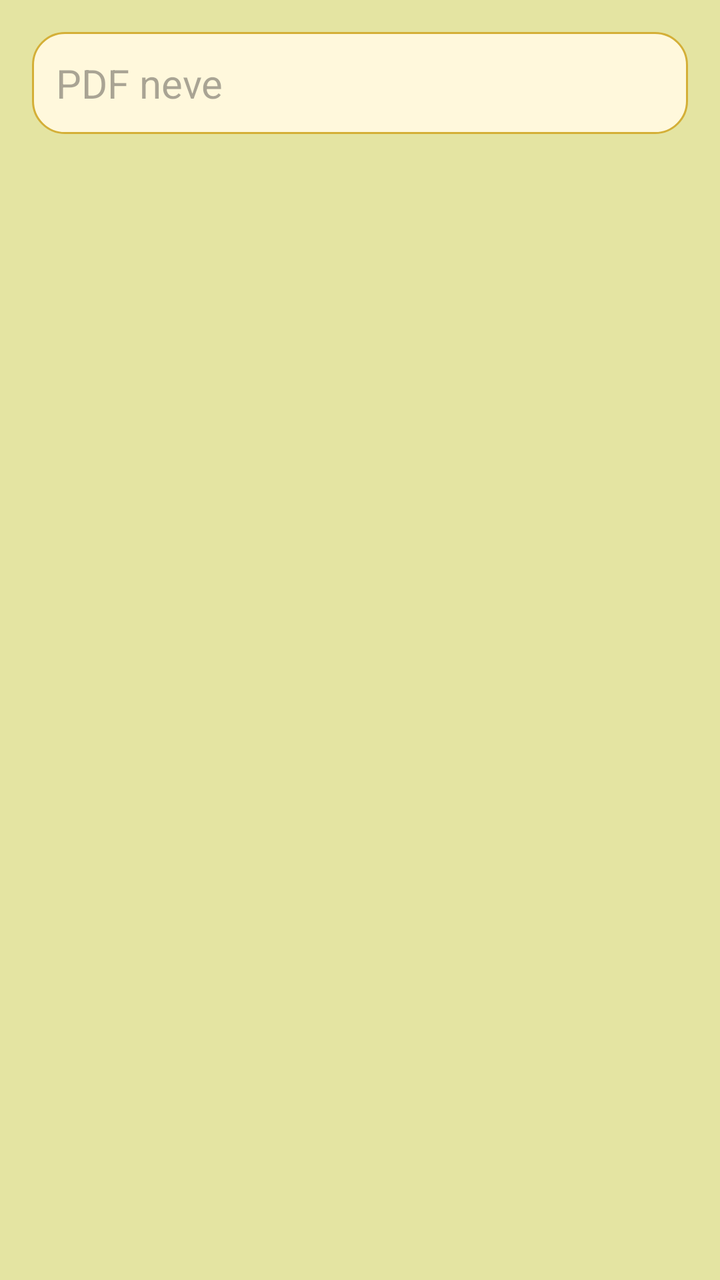
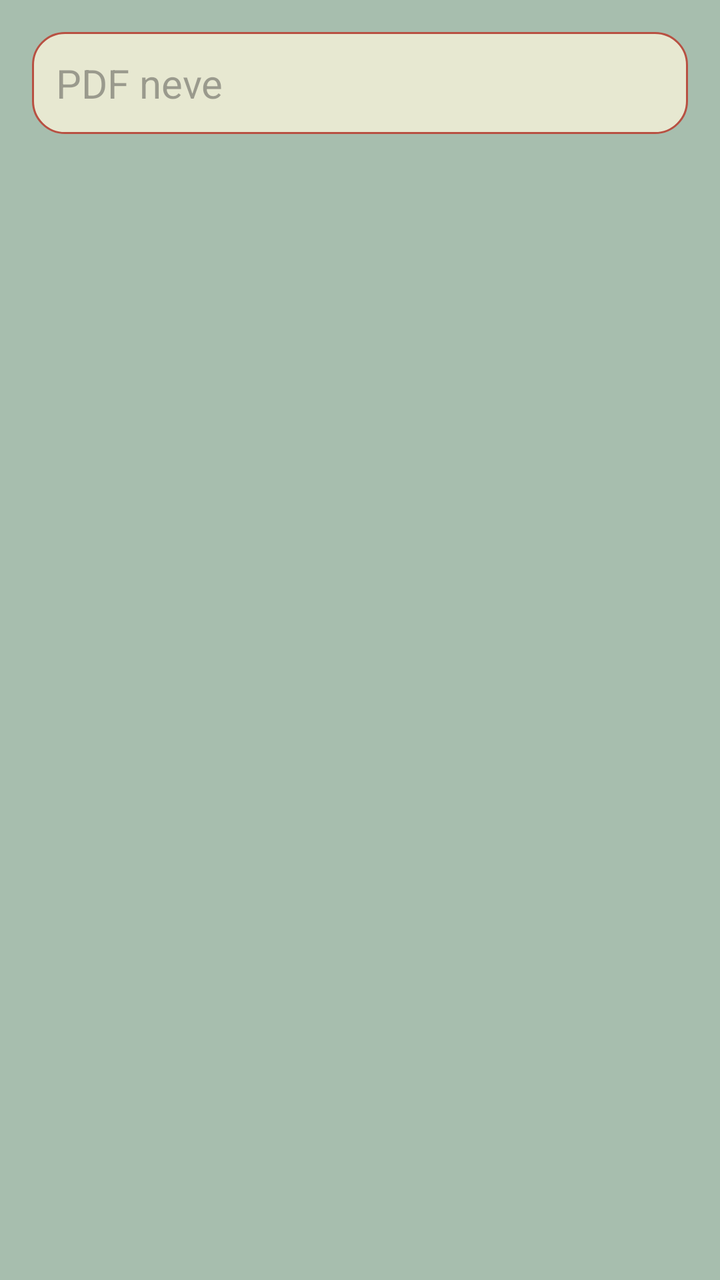

Before-and-after screenshots of an Android layout around one commit, followed by the original layout XML and the change that was made.
<!-- AndroidManifest.xml: application theme Theme.Szakdoga -->
<!-- res/layout/activity_search_pdf.xml -->
<?xml version="1.0" encoding="utf-8"?>
<androidx.constraintlayout.widget.ConstraintLayout xmlns:android="http://schemas.android.com/apk/res/android"
    xmlns:app="http://schemas.android.com/apk/res-auto"
    xmlns:tools="http://schemas.android.com/tools"
    android:id="@+id/main"
    android:layout_width="match_parent"
    android:layout_height="match_parent"
    tools:context=".LoggedIn"
    android:background="@color/beige"
    style="@style/Bars">

    <EditText
        android:id="@+id/searchEditText"
        android:layout_width="0dp"
        android:layout_height="wrap_content"
        android:hint="PDF neve"
        android:textSize="20sp"
        android:padding="12dp"
        android:background="@drawable/rounded_edittext"
        android:inputType="text"
        app:layout_constraintTop_toTopOf="parent"
        app:layout_constraintStart_toStartOf="parent"
        app:layout_constraintEnd_toEndOf="parent"
        app:layout_constraintHorizontal_bias="0.5"
        android:layout_margin="16dp" />

    <ScrollView
        android:layout_width="0dp"
        android:layout_height="0dp"
        android:layout_marginTop="8dp"
        android:layout_marginBottom="16dp"
        android:fillViewport="true"
        android:id="@+id/item_SV"
        app:layout_constraintTop_toBottomOf="@id/searchEditText"
        app:layout_constraintBottom_toBottomOf="parent"
        app:layout_constraintStart_toStartOf="parent"
        app:layout_constraintEnd_toEndOf="parent">

        <LinearLayout
            android:id="@+id/resultContainer"
            android:layout_width="match_parent"
            android:layout_height="wrap_content"
            android:orientation="vertical"
            android:padding="16dp"
            android:gravity="center_horizontal" />

    </ScrollView>

</androidx.constraintlayout.widget.ConstraintLayout>
<!-- resources referenced by this layout -->
<resources>
  <color name="beige">#e4e4a2</color>
  <!-- drawable rounded_edittext (drawable) -->
  <?xml version="1.0" encoding="utf-8"?>
  <shape xmlns:android="http://schemas.android.com/apk/res/android"
      android:shape="rectangle">
  
      <solid android:color="#FFF8DC" />
      <corners android:radius="16dp" />
      <stroke
          android:width="1dp"
          android:color="#D4AF37" />
  </shape>
  <style name="Bars">
          <item name="android:statusBarColor">@color/beige</item>
          <item name="android:navigationBarColor">@color/beige</item>
      </style>
  <style name="Theme.Szakdoga" parent="Base.Theme.Szakdoga" />
  <style name="Base.Theme.Szakdoga" parent="Theme.Material3.DayNight.NoActionBar">
          
          
      </style>
</resources>

<!-- the commit's change to res/layout/activity_search_pdf.xml (unified diff, before → after) -->
@@ -6,7 +6,7 @@
     android:layout_width="match_parent"
     android:layout_height="match_parent"
     tools:context=".LoggedIn"
-    android:background="@color/beige"
+    android:background="@color/background"
     style="@style/Bars">
 
     <EditText
<!-- resource entries referenced after the edit -->
@@ -1,22 +1,24 @@
 <!-- resources referenced by this layout -->
 <resources>
-  <color name="beige">#e4e4a2</color>
+  <color name="background">#A7BEAE</color>
   <!-- drawable rounded_edittext (drawable) -->
   <?xml version="1.0" encoding="utf-8"?>
   <shape xmlns:android="http://schemas.android.com/apk/res/android"
       android:shape="rectangle">
   
-      <solid android:color="#FFF8DC" />
+      <solid android:color="@color/dialogbackground" />
       <corners android:radius="16dp" />
       <stroke
           android:width="1dp"
-          android:color="#D4AF37" />
+          android:color="@color/btnbackground" />
   </shape>
   <style name="Bars">
-          <item name="android:statusBarColor">@color/beige</item>
-          <item name="android:navigationBarColor">@color/beige</item>
+          <item name="android:statusBarColor">@color/background</item>
+          <item name="android:navigationBarColor">@color/background</item>
       </style>
   <style name="Theme.Szakdoga" parent="Base.Theme.Szakdoga" />
+  <color name="dialogbackground">#E7E8D1</color>
+  <color name="btnbackground">#B85042</color>
   <style name="Base.Theme.Szakdoga" parent="Theme.Material3.DayNight.NoActionBar">
           
           
